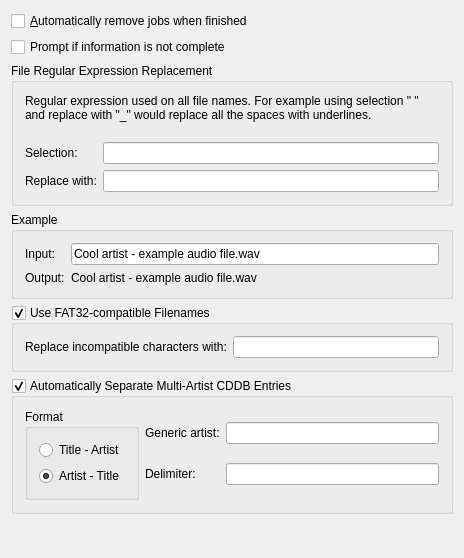
Qt form general.ui (KDE/kaudiocreator) before a commit.
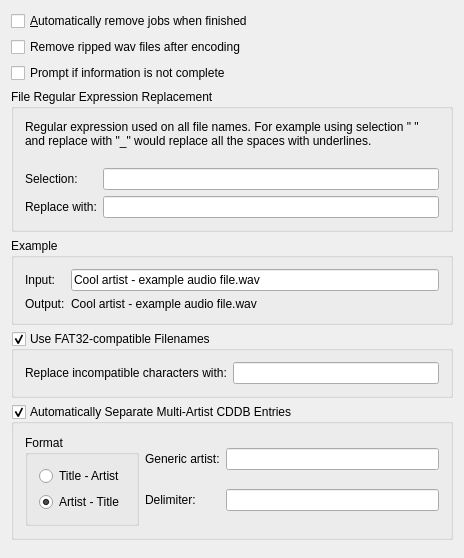
The same form after that commit. Custom widgets are drawn as their Qt base class.

Commit message: Add an option to keep the ripped wav files Create our own temporary filename for this KTemporaryFile should be erased when the object is destroyed (on leaving the function), so I'm wondering how it worked anyway.

Patch:
```diff
--- a/general.ui
+++ b/general.ui
@@ -21,8 +21,18 @@
     </widget>
    </item>
    <item>
-    <widget class="QCheckBox" name="kcfg_promptIfIncompleteInfo" >
-     <property name="text" >
+    <widget class="QCheckBox" name="kcfg_removeRippedWavs">
+     <property name="toolTip">
+      <string>Remove from cd ripped wav files after encoding, from disk encoded files are always kept.</string>
+     </property>
+     <property name="text">
+      <string>Remove ripped wav files after encoding</string>
+     </property>
+    </widget>
+   </item>
+   <item>
+    <widget class="QCheckBox" name="kcfg_promptIfIncompleteInfo">
+     <property name="text">
       <string>Prompt if information is not complete</string>
      </property>
     </widget>
@@ -257,7 +267,7 @@
    </item>
   </layout>
  </widget>
- <layoutdefault spacing="6" margin="11" />
+ <layoutdefault spacing="6" margin="11"/>
  <pixmapfunction>qPixmapFromMimeSource</pixmapfunction>
  <customwidgets>
   <customwidget>
```
Left out of the diff: 177 changed lines with no effect on the pictures. The commit also changes 4 other files.
